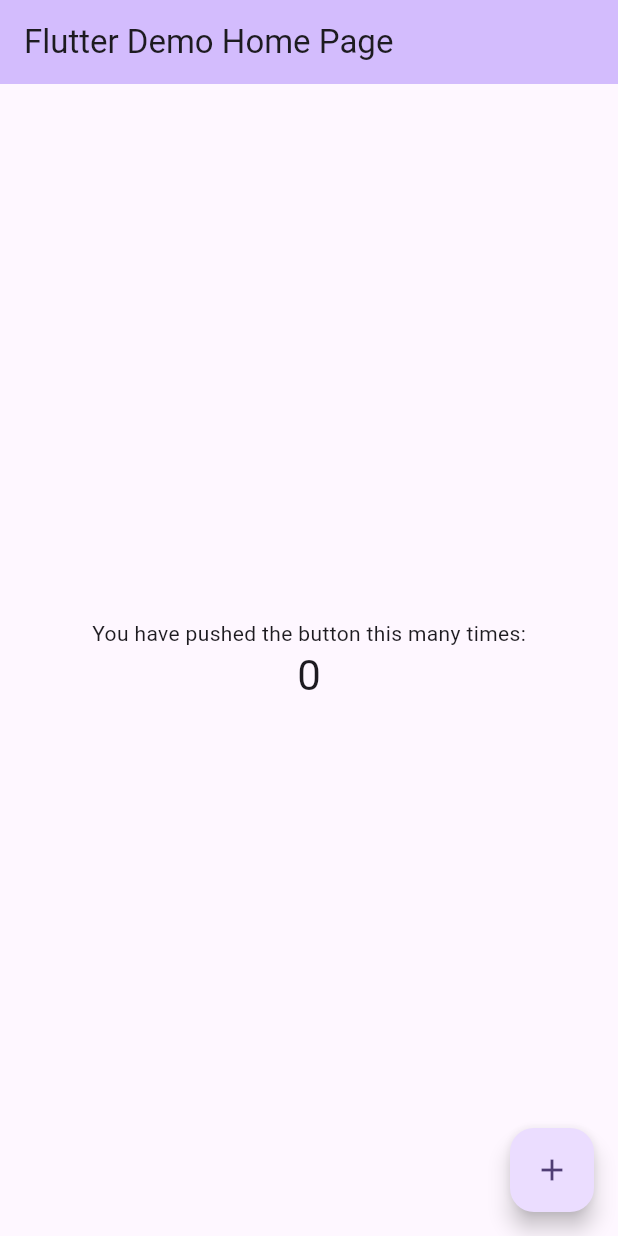
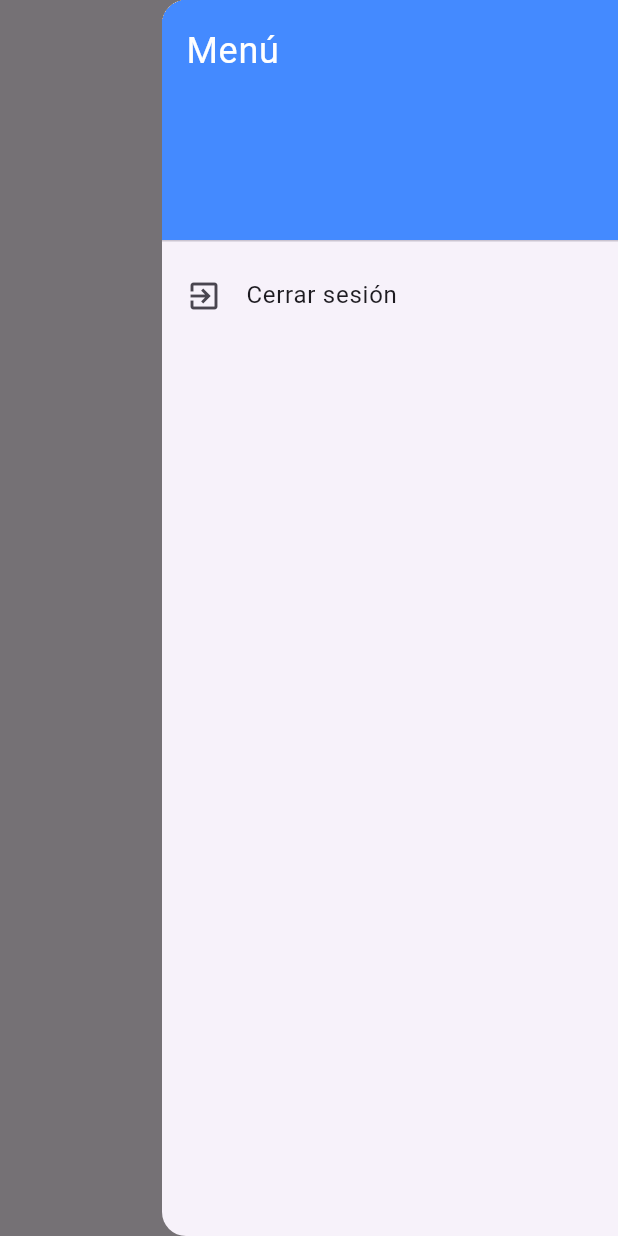
Before and after one commit to tecomnet/TECOMNET-IOT, a Flutter app: the screen it shows after launch, with the side drawer open (before the commit the screen has no drawer), on a phone screen of 412 x 824 dp. Run offline on Flutter 3.47's test engine with Material 3 defaults, Android fonts, the phone set to English and light mode, and no system bars; our stand-ins replace camera; missing offline and left inert: google_ml_kit.

Commit message:
Creación de vistas para la app en flutter

```diff
--- a/FrontEnd/barcode_app/lib/main.dart
+++ b/FrontEnd/barcode_app/lib/main.dart
@@ -1,122 +1,68 @@
 import 'package:flutter/material.dart';
+import 'widgets/menuLateral.dart';
+import './screens/scanVin.dart';
+import './screens/login.dart';
 
-void main() {
-  runApp(const MyApp());
-}
+void main() => runApp(const MyApp());
 
 class MyApp extends StatelessWidget {
   const MyApp({super.key});
 
-  // This widget is the root of your application.
   @override
   Widget build(BuildContext context) {
     return MaterialApp(
-      title: 'Flutter Demo',
-      theme: ThemeData(
-        // This is the theme of your application.
-        //
-        // TRY THIS: Try running your application with "flutter run". You'll see
-        // the application has a purple toolbar. Then, without quitting the app,
-        // try changing the seedColor in the colorScheme below to Colors.green
-        // and then invoke "hot reload" (save your changes or press the "hot
-        // reload" button in a Flutter-supported IDE, or press "r" if you used
-        // the command line to start the app).
-        //
-        // Notice that the counter didn't reset back to zero; the application
-        // state is not lost during the reload. To reset the state, use hot
-        // restart instead.
-        //
-        // This works for code too, not just values: Most code changes can be
-        // tested with just a hot reload.
-        colorScheme: ColorScheme.fromSeed(seedColor: Colors.deepPurple),
-      ),
-      home: const MyHomePage(title: 'Flutter Demo Home Page'),
+      title: 'Material App',
+      debugShowCheckedModeBanner: false,
+      home: const StartPage(),
+      routes: {
+        '/scanVin': (context) => const ScanVin(),
+        '/login': (context) => const Login(),
+      },
     );
   }
 }
 
-class MyHomePage extends StatefulWidget {
-  const MyHomePage({super.key, required this.title});
-
-  // This widget is the home page of your application. It is stateful, meaning
-  // that it has a State object (defined below) that contains fields that affect
-  // how it looks.
-
-  // This class is the configuration for the state. It holds the values (in this
-  // case the title) provided by the parent (in this case the App widget) and
-  // used by the build method of the State. Fields in a Widget subclass are
-  // always marked "final".
-
-  final String title;
-
-  @override
-  State<MyHomePage> createState() => _MyHomePageState();
-}
-
-class _MyHomePageState extends State<MyHomePage> {
-  int _counter = 0;
-
-  void _incrementCounter() {
-    setState(() {
-      // This call to setState tells the Flutter framework that something has
-      // changed in this State, which causes it to rerun the build method below
-      // so that the display can reflect the updated values. If we changed
-      // _counter without calling setState(), then the build method would not be
-      // called again, and so nothing would appear to happen.
-      _counter++;
-    });
-  }
+class StartPage extends StatelessWidget {
+  const StartPage({super.key});
 
   @override
   Widget build(BuildContext context) {
-    // This method is rerun every time setState is called, for instance as done
-    // by the _incrementCounter method above.
-    //
-    // The Flutter framework has been optimized to make rerunning build methods
-    // fast, so that you can just rebuild anything that needs updating rather
-    // than having to individually change instances of widgets.
     return Scaffold(
       appBar: AppBar(
-        // TRY THIS: Try changing the color here to a specific color (to
-        // Colors.amber, perhaps?) and trigger a hot reload to see the AppBar
-        // change color while the other colors stay the same.
-        backgroundColor: Theme.of(context).colorScheme.inversePrimary,
-        // Here we take the value from the MyHomePage object that was created by
-        // the App.build method, and use it to set our appbar title.
-        title: Text(widget.title),
+        title: const Text(''),
+        automaticallyImplyLeading: false,
       ),
+      // Cambié de 'drawer' a 'endDrawer' para que el menú lateral esté en el lado derecho
+      endDrawer: const MenuLateral(),
       body: Center(
-        // Center is a layout widget. It takes a single child and positions it
-        // in the middle of the parent.
         child: Column(
-          // Column is also a layout widget. It takes a list of children and
-          // arranges them vertically. By default, it sizes itself to fit its
-          // children horizontally, and tries to be as tall as its parent.
-          //
-          // Column has various properties to control how it sizes itself and
-          // how it positions its children. Here we use mainAxisAlignment to
-          // center the children vertically; the main axis here is the vertical
-          // axis because Columns are vertical (the cross axis would be
-          // horizontal).
-          //
-          // TRY THIS: Invoke "debug painting" (choose the "Toggle Debug Paint"
-          // action in the IDE, or press "p" in the console), to see the
-          // wireframe for each widget.
           mainAxisAlignment: MainAxisAlignment.center,
-          children: <Widget>[
-            const Text('You have pushed the button this many times:'),
-            Text(
-              '$_counter',
-              style: Theme.of(context).textTheme.headlineMedium,
+          children: [
+            const Text(
+              'Bienvenido',
+              style: TextStyle(fontSize: 40),
+            ),
+            const SizedBox(height: 20),
+            ElevatedButton(
+              onPressed: () {
+                Navigator.pushNamed(context, '/scanVin');
+              },
+              style: ElevatedButton.styleFrom(
+                backgroundColor: Colors.blueAccent, // Color de fondo
+                foregroundColor: Colors.white, // Color del texto
+                padding: const EdgeInsets.symmetric(horizontal: 32, vertical: 16),
+                shape: RoundedRectangleBorder(
+                  borderRadius: BorderRadius.circular(30), // Bordes redondeados
+                ),
+              ),
+              child: const Text(
+                'Comenzar',
+                style: TextStyle(fontSize: 25),
+              ),
             ),
           ],
         ),
       ),
-      floatingActionButton: FloatingActionButton(
-        onPressed: _incrementCounter,
-        tooltip: 'Increment',
-        child: const Icon(Icons.add),
-      ), // This trailing comma makes auto-formatting nicer for build methods.
     );
   }
 }
--- /dev/null
+++ b/FrontEnd/barcode_app/lib/widgets/menuLateral.dart
@@ -0,0 +1,36 @@
+import 'package:flutter/material.dart';
+
+class MenuLateral extends StatelessWidget {
+  const MenuLateral({super.key});
+
+  @override
+  Widget build(BuildContext context) {
+    return Drawer(
+      child: ListView(
+        padding: EdgeInsets.zero,
+        children: <Widget>[
+          const DrawerHeader(
+            decoration: BoxDecoration(
+              color: Colors.blueAccent,
+            ),
+            child: Text(
+              'Menú',
+              style: TextStyle(
+                color: Colors.white,
+                fontSize: 24,
+              ),
+            ),
+          ),
+          ListTile(
+            leading: const Icon(Icons.exit_to_app),
+            title: const Text('Cerrar sesión'),
+            onTap: () {
+              Navigator.pop(context);
+              Navigator.pushReplacementNamed(context, '/login');
+            },
+          ),
+        ],
+      ),
+    );
+  }
+}
```
Also changed, not shown: FrontEnd/barcode_app/lib/screens/login.dart (added, +119 -0 lines), FrontEnd/barcode_app/lib/screens/menu.dart (added, +57 -0 lines), FrontEnd/barcode_app/lib/screens/scanBarcode.dart (added, +28 -0 lines), FrontEnd/barcode_app/lib/screens/scanOcr.dart (added, +172 -0 lines), FrontEnd/barcode_app/lib/screens/scanVin.dart (added, +107 -0 lines), FrontEnd/barcode_app/lib/screens/dataRegister.dart (added), FrontEnd/barcode_app/lib/screens/scanSim.dart (added).
